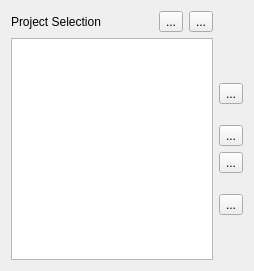
Old version of the form plugins/projectmanagerview/projectbuildsetwidget.ui in the repository KDE/kdevelop.
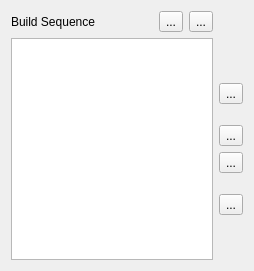
New version of the form.

Commit message:
Change the buildset label to "Build Sequence"
I was unsure of what the "Project Selection" list did, took some
digging in the the documentation to figure it out.

REVIEW:108915

Patch:
```diff
--- a/plugins/projectmanagerview/projectbuildsetwidget.ui
+++ b/plugins/projectmanagerview/projectbuildsetwidget.ui
@@ -16,7 +16,10 @@
      <item>
       <widget class="QLabel" name="label">
        <property name="text">
-        <string>Project Selection</string>
+        <string>Build Sequence</string>
+       </property>
+       <property name="toolTip">
+        <string>These items will be built in the order they are listed.</string>
        </property>
       </widget>
      </item>
```
